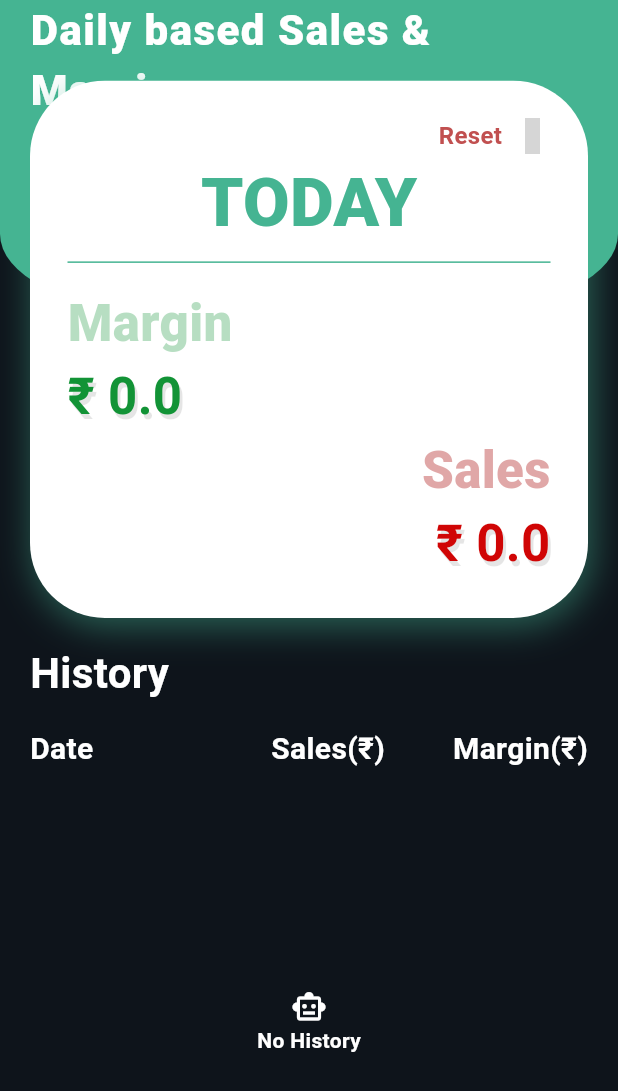
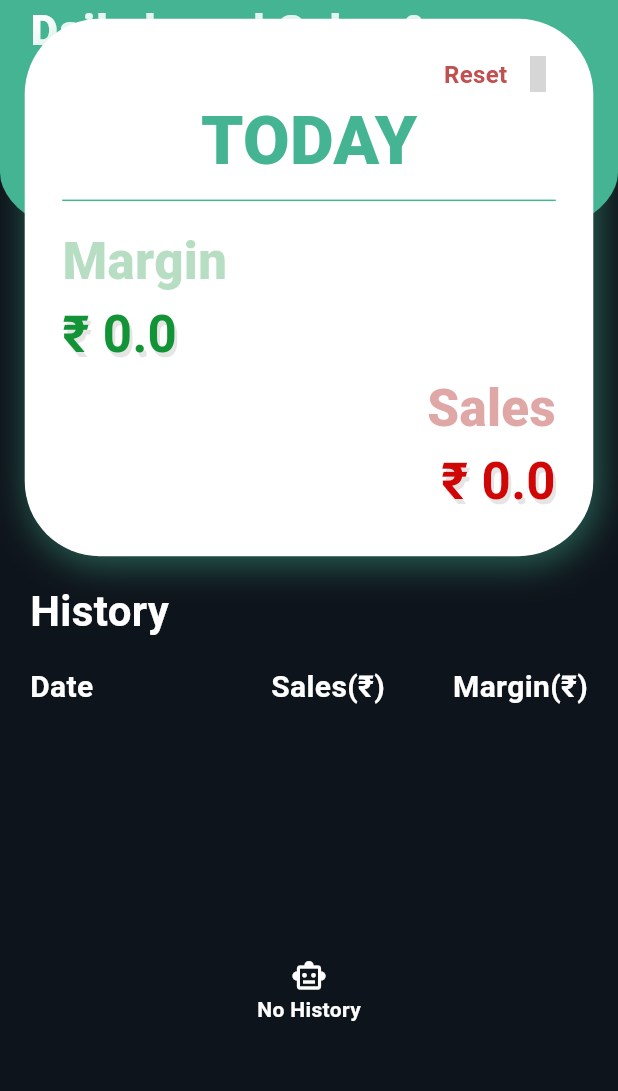
Before and after one commit to mohammedakbark/biz_grit, a Flutter app: the HomeScreen widget shown alone on an empty page, opened directly, on a phone screen of 412 x 824 dp. Shown: the top 1091 px of the screen. Run offline on Flutter 3.47's test engine with Material 3 defaults, Android fonts, the phone set to English and light mode, and no system bars; our stand-ins replace firebase_auth, firebase_core, google_fonts, hive_flutter, solar_icons; missing offline and left inert: animated_snack_bar, firebase_cloud_firestore, swipeable_tile; accounts and stored records are empty; Roboto replaces fonts that are missing (Rationale); grey boxes are pictures that could not be loaded.

Commit message:
somthing mac files

```diff
--- a/lib/main.dart
+++ b/lib/main.dart
@@ -10,6 +10,7 @@
 import 'package:briz_grit/screens/splash_screen.dart';
 import 'package:firebase_core/firebase_core.dart';
 import 'package:flutter/material.dart';
+import 'package:flutter/services.dart';
 import 'package:hive_flutter/adapters.dart';
 import 'package:provider/provider.dart';
 
@@ -28,7 +29,11 @@
   await Firebase.initializeApp(
     options: DefaultFirebaseOptions.currentPlatform,
   );
-  runApp(const MyApp());
+ SystemChrome.setPreferredOrientations([
+        DeviceOrientation.portraitUp,
+        DeviceOrientation.portraitDown,
+
+      ]);  runApp(const MyApp());
 }
 
 class MyApp extends StatelessWidget {
@@ -48,6 +53,7 @@
           debugShowCheckedModeBanner: false,
           title: 'Biz Grit',
           theme: ThemeData(
+
             scaffoldBackgroundColor: AppColors.bgColor,
             appBarTheme:
                 const AppBarTheme(backgroundColor: AppColors.appPrimaryGreen),
--- a/lib/screens/home/home_screen.dart
+++ b/lib/screens/home/home_screen.dart
@@ -5,6 +5,7 @@ import 'package:briz_grit/provider/hive_database.dart';
 import 'package:briz_grit/widgets/helper_widget.dart';
 import 'package:briz_grit/widgets/screen_margin.dart';
 import 'package:flutter/material.dart';
+import 'package:flutter/widgets.dart';
 
 import 'package:provider/provider.dart';
 import 'package:solar_icons/solar_icons.dart';
@@ -17,14 +18,17 @@ class HomeScreen extends StatelessWidget {
     return Column(
       crossAxisAlignment: CrossAxisAlignment.start,
       children: [
-        SizedBox(
+        Container(
+          constraints: BoxConstraints(),
           width: AppDimensions.w(context),
-          height: AppDimensions.w(context) * 1,
+          height: AppDimensions.h(context) * .45,
           child: Stack(
+            fit: StackFit.loose,
             children: [
               Container(
+                constraints: BoxConstraints(),
                 width: AppDimensions.w(context),
-                height: AppDimensions.w(context) * .5,
+                height: AppDimensions.h(context) * .2,
                 decoration: const BoxDecoration(
                     borderRadius: BorderRadius.only(
                         bottomLeft: Radius.elliptical(100, 50),
@@ -44,14 +48,15 @@ class HomeScreen extends StatelessWidget {
                 ),
               ),
               Positioned(
-                left: AppDimensions.paddingSizeLarge,
-                right: AppDimensions.paddingSizeLarge,
+                left: AppDimensions.w(context) * .04,
+                right: AppDimensions.w(context) * .04,
                 bottom: 0,
                 child: Container(
                   constraints: const BoxConstraints(),
                   padding:
                       const EdgeInsets.all(AppDimensions.paddingSizeExtraLarge),
-                  // height: AppDimensions.w(context) * .8,
+                  // height: AppDimensions.h(context) * .36,
+                  width: AppDimensions.w(context),
                   decoration: BoxDecoration(
                       boxShadow: [appShadow],
                       borderRadius: const BorderRadius.all(
```
